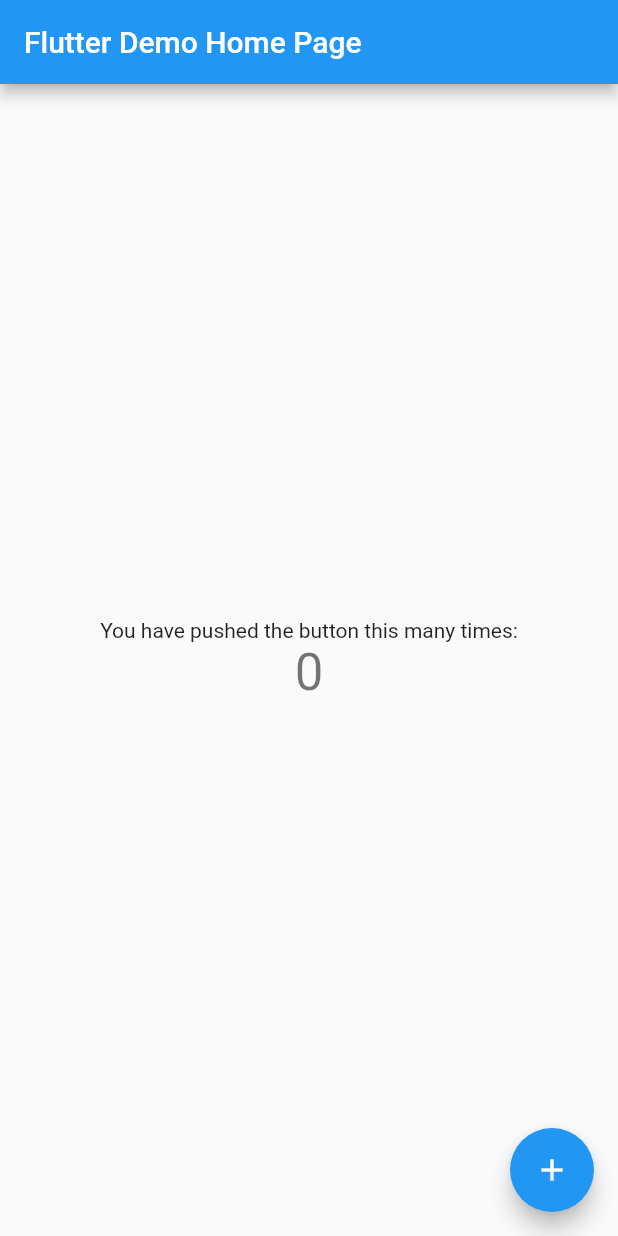
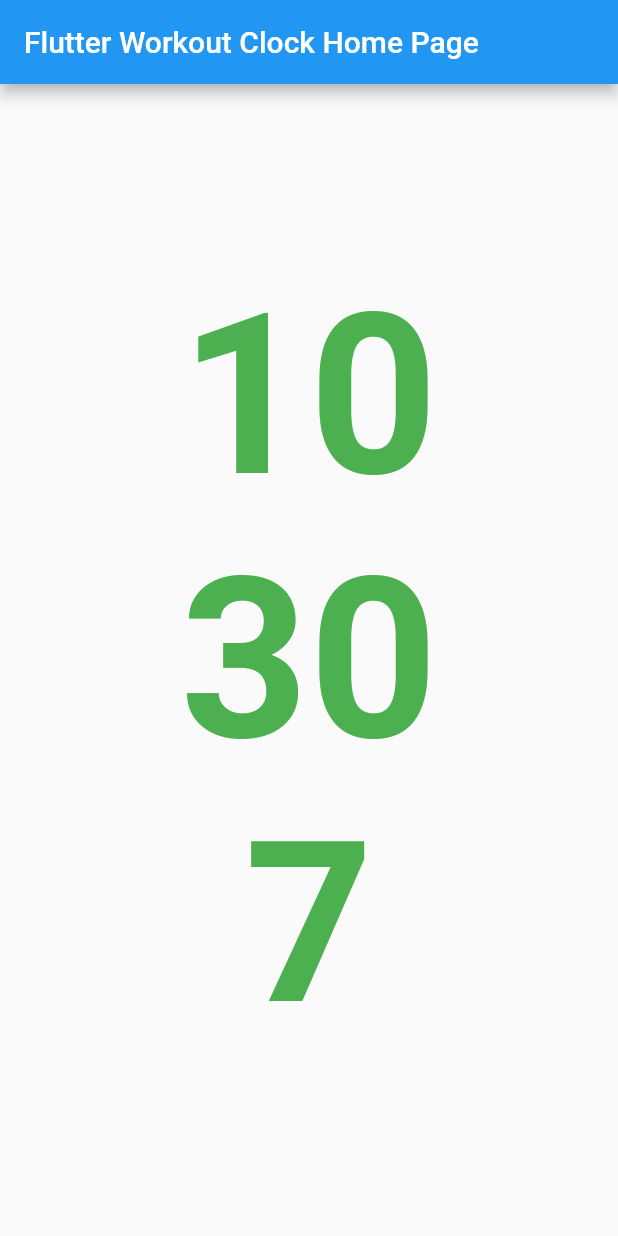
Before and after one commit to gos-k/flutter_workout_clock, a Flutter app: the screen it shows after launch, on a phone screen of 412 x 824 dp. Run offline on Flutter 3.47's test engine with Material 2 defaults, Android fonts, the phone set to English and light mode, and no system bars.

Commit message:
Mod clock

```diff
--- a/lib/main.dart
+++ b/lib/main.dart
@@ -1,4 +1,5 @@
 import 'package:flutter/material.dart';
+import 'dart:async';
 
 void main() => runApp(MyApp());
 
@@ -7,36 +8,17 @@ class MyApp extends StatelessWidget {
   @override
   Widget build(BuildContext context) {
     return MaterialApp(
-      title: 'Flutter Demo',
+      title: 'Flutter Workout Clock',
       theme: ThemeData(
-        // This is the theme of your application.
-        //
-        // Try running your application with "flutter run". You'll see the
-        // application has a blue toolbar. Then, without quitting the app, try
-        // changing the primarySwatch below to Colors.green and then invoke
-        // "hot reload" (press "r" in the console where you ran "flutter run",
-        // or simply save your changes to "hot reload" in a Flutter IDE).
-        // Notice that the counter didn't reset back to zero; the application
-        // is not restarted.
         primarySwatch: Colors.blue,
       ),
-      home: MyHomePage(title: 'Flutter Demo Home Page'),
+      home: MyHomePage(title: 'Flutter Workout Clock Home Page'),
     );
   }
 }
 
 class MyHomePage extends StatefulWidget {
   MyHomePage({Key key, this.title}) : super(key: key);
-
-  // This widget is the home page of your application. It is stateful, meaning
-  // that it has a State object (defined below) that contains fields that affect
-  // how it looks.
-
-  // This class is the configuration for the state. It holds the values (in this
-  // case the title) provided by the parent (in this case the App widget) and
-  // used by the build method of the State. Fields in a Widget subclass are
-  // always marked "final".
-
   final String title;
 
   @override
@@ -44,68 +26,37 @@ class MyHomePage extends StatefulWidget {
 }
 
 class _MyHomePageState extends State<MyHomePage> {
-  int _counter = 0;
+  DateTime _now = DateTime.now();
 
-  void _incrementCounter() {
+  void _onTimer(Timer timer) {
     setState(() {
-      // This call to setState tells the Flutter framework that something has
-      // changed in this State, which causes it to rerun the build method below
-      // so that the display can reflect the updated values. If we changed
-      // _counter without calling setState(), then the build method would not be
-      // called again, and so nothing would appear to happen.
-      _counter++;
+      _now = DateTime.now();
     });
   }
 
   @override
+  void initState() {
+    Timer.periodic(Duration(milliseconds: 100), _onTimer);
+    super.initState();
+  }
+
+  @override
   Widget build(BuildContext context) {
-    // This method is rerun every time setState is called, for instance as done
-    // by the _incrementCounter method above.
-    //
-    // The Flutter framework has been optimized to make rerunning build methods
-    // fast, so that you can just rebuild anything that needs updating rather
-    // than having to individually change instances of widgets.
+    var _textStyle = TextStyle(fontSize: 150, fontWeight: FontWeight.bold, color: Colors.green);
     return Scaffold(
       appBar: AppBar(
-        // Here we take the value from the MyHomePage object that was created by
-        // the App.build method, and use it to set our appbar title.
         title: Text(widget.title),
       ),
       body: Center(
-        // Center is a layout widget. It takes a single child and positions it
-        // in the middle of the parent.
         child: Column(
-          // Column is also a layout widget. It takes a list of children and
-          // arranges them vertically. By default, it sizes itself to fit its
-          // children horizontally, and tries to be as tall as its parent.
-          //
-          // Invoke "debug painting" (press "p" in the console, choose the
-          // "Toggle Debug Paint" action from the Flutter Inspector in Android
-          // Studio, or the "Toggle Debug Paint" command in Visual Studio Code)
-          // to see the wireframe for each widget.
-          //
-          // Column has various properties to control how it sizes itself and
-          // how it positions its children. Here we use mainAxisAlignment to
-          // center the children vertically; the main axis here is the vertical
-          // axis because Columns are vertical (the cross axis would be
-          // horizontal).
           mainAxisAlignment: MainAxisAlignment.center,
           children: <Widget>[
-            Text(
-              'You have pushed the button this many times:',
-            ),
-            Text(
-              '$_counter',
-              style: Theme.of(context).textTheme.display1,
-            ),
+            Text('${_now.hour}', style: _textStyle),
+            Text('${_now.minute}', style: _textStyle),
+            Text('${_now.second}', style: _textStyle),
           ],
         ),
       ),
-      floatingActionButton: FloatingActionButton(
-        onPressed: _incrementCounter,
-        tooltip: 'Increment',
-        child: Icon(Icons.add),
-      ), // This trailing comma makes auto-formatting nicer for build methods.
     );
   }
 }
```
